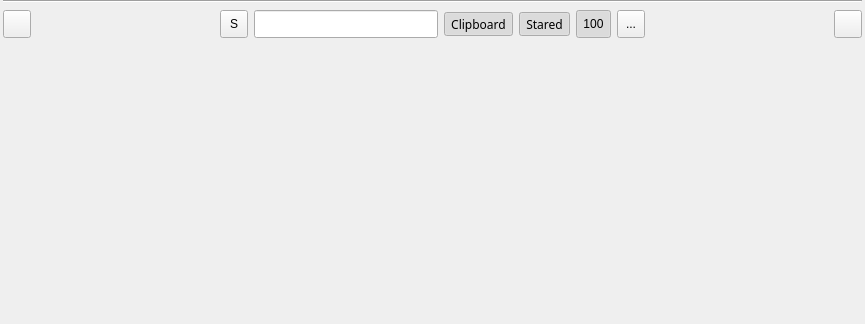
This is widget/MPasteWidget.ui in SeptemberHX/MPaste as Qt 5 draws it before an edit. The edited form follows.
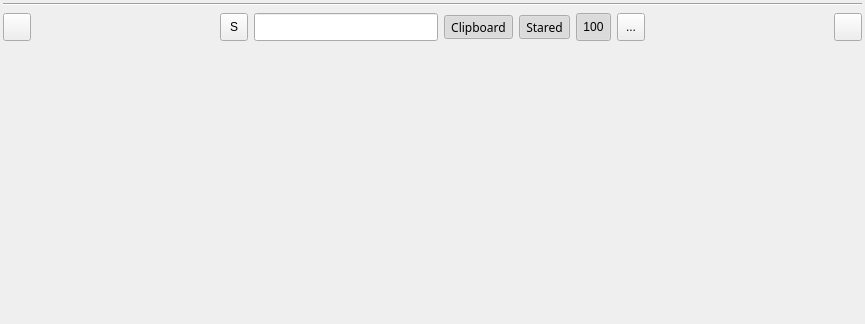
This is the edited form. Icons and pictures are not drawn.

```diff
--- a/widget/MPasteWidget.ui
+++ b/widget/MPasteWidget.ui
@@ -27,13 +27,13 @@
     <number>3</number>
    </property>
    <property name="topMargin">
-    <number>0</number>
+    <number>3</number>
    </property>
    <property name="rightMargin">
     <number>3</number>
    </property>
    <property name="bottomMargin">
-    <number>3</number>
+    <number>0</number>
    </property>
    <item>
     <widget class="Line" name="topLine">
```
